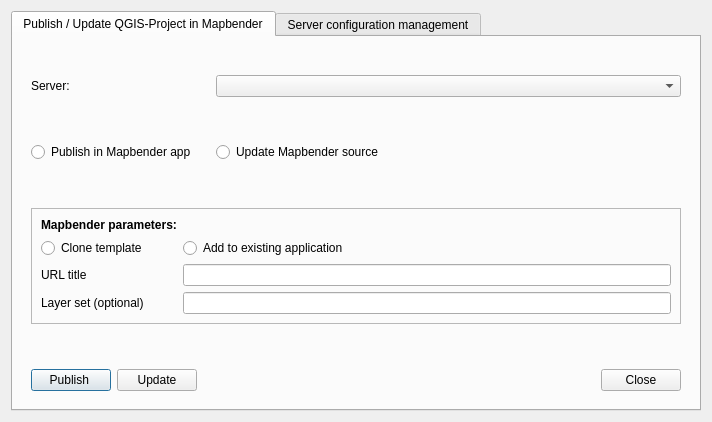
Before: the Qt Designer form mapbender_plugin/dialogs/ui/main_dialog.ui in WhereGroup/QGIS2Mapbender, drawn with Qt 5.
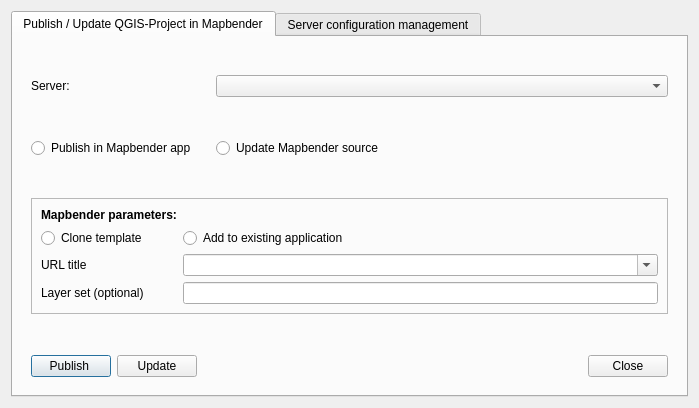
After: the same form once the commit is applied. The open tabs and pages were chosen to show the change. Icons and pictures are not drawn.

Commit message: save template slug, set to combobox and update

The edit to the form file:
```diff
--- a/mapbender_plugin/dialogs/ui/main_dialog.ui
+++ b/mapbender_plugin/dialogs/ui/main_dialog.ui
@@ -6,8 +6,8 @@
    <rect>
     <x>0</x>
     <y>0</y>
-    <width>712</width>
-    <height>422</height>
+    <width>699</width>
+    <height>408</height>
    </rect>
   </property>
   <property name="sizePolicy">
@@ -193,26 +193,30 @@
                </property>
               </widget>
              </item>
-             <item row="2" column="0">
+             <item row="3" column="0">
               <widget class="QLabel" name="mapbenderAppSlugLabel">
                <property name="text">
                 <string>URL title</string>
                </property>
               </widget>
              </item>
-             <item row="2" column="1">
-              <widget class="QLineEdit" name="mapbenderCustomAppSlugLineEdit"/>
-             </item>
-             <item row="3" column="0">
+             <item row="4" column="0">
               <widget class="QLabel" name="layerSetLabel">
                <property name="text">
                 <string>Layer set (optional)</string>
                </property>
               </widget>
              </item>
-             <item row="3" column="1">
+             <item row="4" column="1">
               <widget class="QLineEdit" name="layerSetLineEdit"/>
              </item>
+             <item row="3" column="1">
+              <widget class="QComboBox" name="mbSlugComboBox">
+               <property name="editable">
+                <bool>true</bool>
+               </property>
+              </widget>
+             </item>
             </layout>
            </widget>
           </item>
```
Left out of the diff: 2 changed lines with no effect on the pictures. The commit also changes 6 other files.
